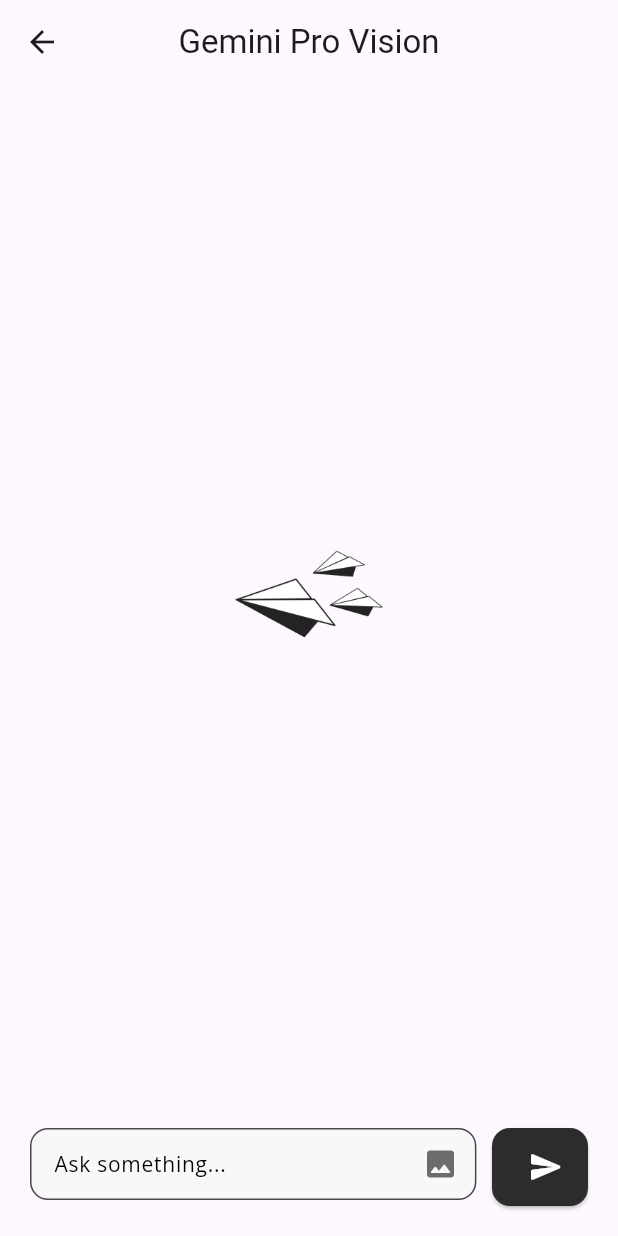
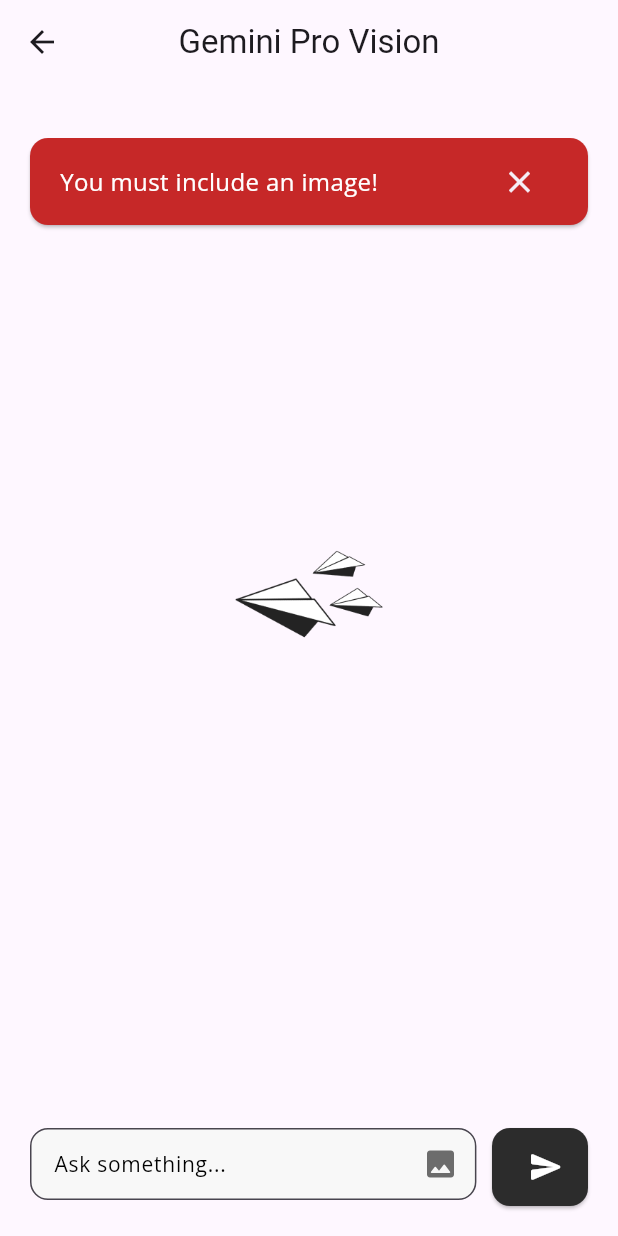
Before and after one commit to FahrendraKhoirul/MyGemi, a Flutter app: the GeminiProVisionView screen opened by its route, after a tap on the "send" icon, on a phone screen of 412 x 824 dp. Run offline on Flutter 3.47's test engine with Material 3 defaults, Android fonts, the phone set to English and light mode, and no system bars; our stand-ins replace dio, flutter_animate, flutter_markdown, get, google_fonts, image_picker.

Commit message:
Add image validation

```diff
--- a/lib/app/modules/home/gemini_pro_vision/views/gemini_pro_vision_view.dart
+++ b/lib/app/modules/home/gemini_pro_vision/views/gemini_pro_vision_view.dart
@@ -1,8 +1,8 @@
 import 'dart:io';
-
 import 'package:flutter/material.dart';
 import 'package:flutter_animate/flutter_animate.dart';
 import 'package:get/get.dart';
+import 'package:google_fonts/google_fonts.dart';
 import 'package:mygemi/app/widgets/global_widgets.dart';
 import 'package:mygemi/constant.dart';
 
@@ -137,9 +137,31 @@
                     : Container();
               }),
               inputFormWithImage(controller.inputController.value, () {
-                controller
+                if (controller.images.isEmpty) {
+                  final snackBar = SnackBar(
+                    content: Text('You must include an image!',
+                        style: GoogleFonts.openSans(
+                            color: Colors.white, fontSize: 16)),
+                    showCloseIcon: true,
+                    behavior: SnackBarBehavior.floating,
+                    elevation: 1,
+                    padding: const EdgeInsets.symmetric(
+                        vertical: 5, horizontal: defaultPadding),
+                    shape: RoundedRectangleBorder(
+                      borderRadius: BorderRadius.circular(defaultRadius),
+                    ),
+                    backgroundColor: Colors.red[800],
+                    margin: EdgeInsets.only(
+                        bottom: MediaQuery.of(context).size.height - 150,
+                        right: 20,
+                        left: 20),
+                  );
+                  ScaffoldMessenger.of(context).showSnackBar(snackBar);
+                }
+                else{
+                  controller
                     .generateContent(controller.inputController.value.text);
-                controller.inputController.value.clear();
+                controller.inputController.value.clear();}
               }, () {
                 controller.pickImage();
               })
```
